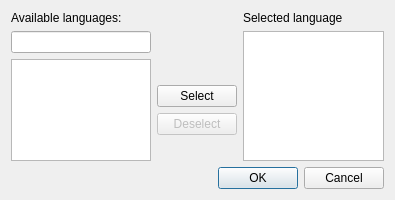
Old version of the form TranslationVerification/addlanguagedialog.ui in the repository pennyfea/TranslationVerification.
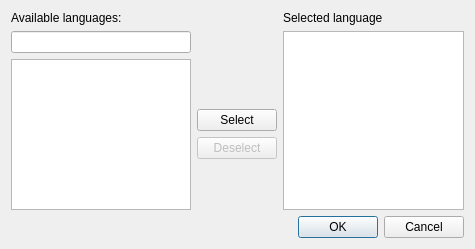
New version of the form. Icons and pictures are not drawn.

```diff
--- a/TranslationVerification/addlanguagedialog.ui
+++ b/TranslationVerification/addlanguagedialog.ui
@@ -6,8 +6,8 @@
    <rect>
     <x>0</x>
     <y>0</y>
-    <width>395</width>
-    <height>200</height>
+    <width>475</width>
+    <height>249</height>
    </rect>
   </property>
   <property name="minimumSize">
```
Left out of the diff: 3 changed lines with no effect on the pictures.
